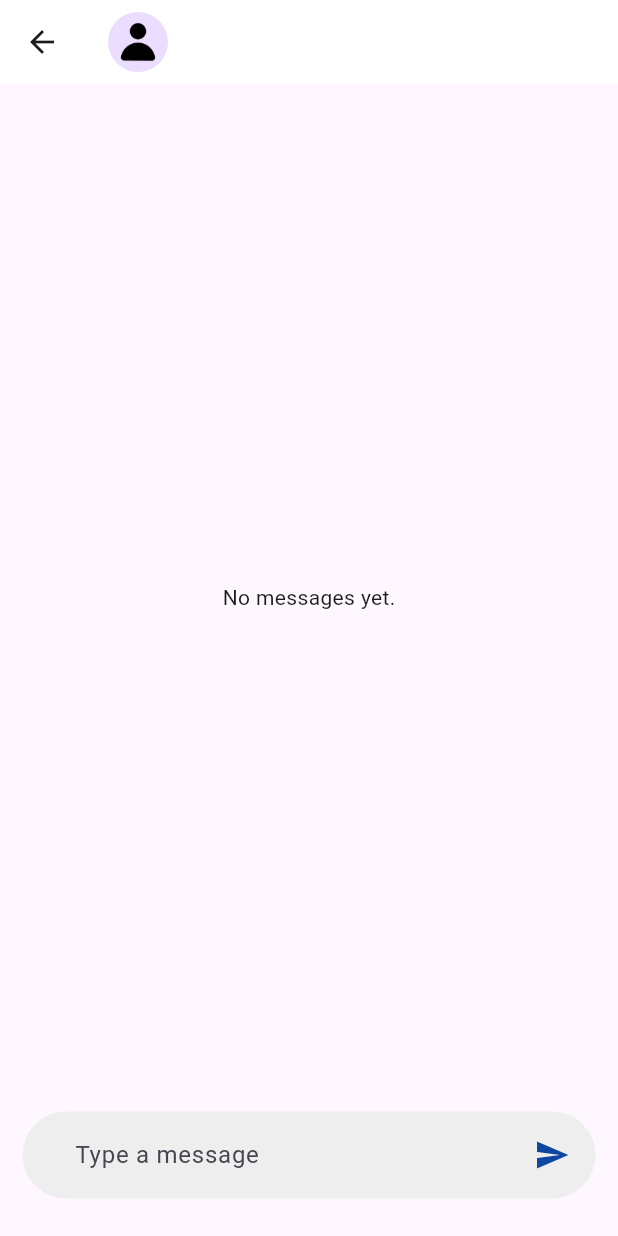
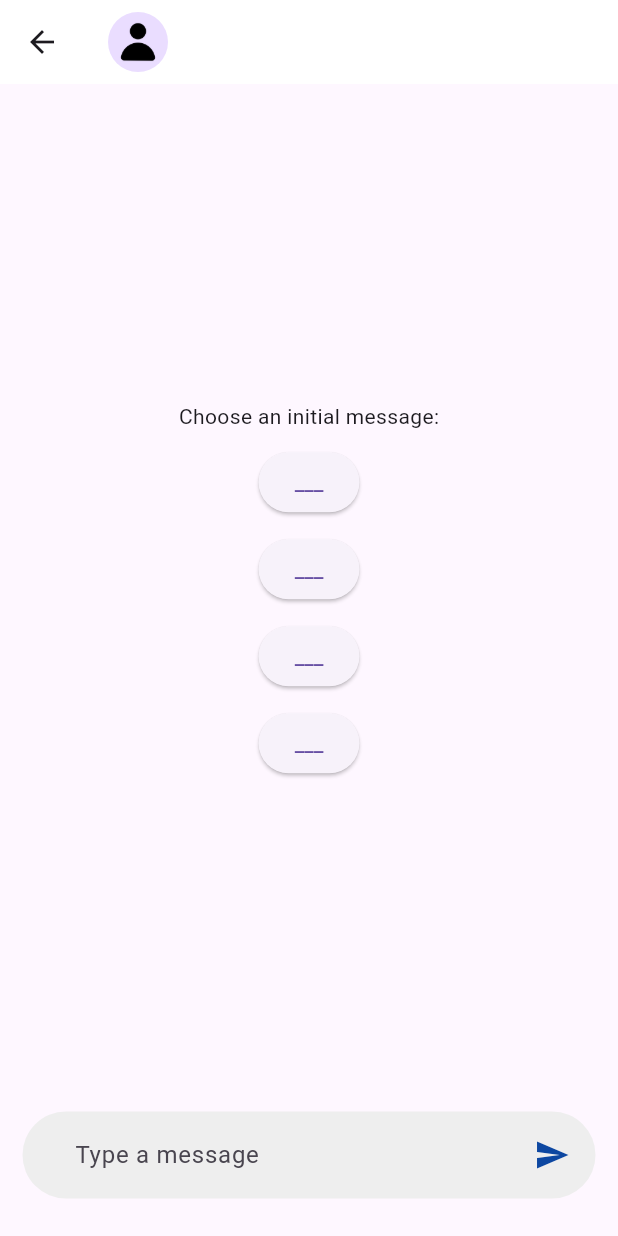
Before and after one commit to SmokyCrow/GlobaLink, a Flutter app: the ChatScreen screen opened directly with empty values, on a phone screen of 412 x 824 dp. Run offline on Flutter 3.47's test engine with Material 3 defaults, Android fonts, the phone set to English and light mode, and no system bars; our stand-ins replace cloud_firestore, firebase_auth, firebase_core, firebase_storage, flutter_login, image_picker; accounts and stored records are empty.

Commit message:
starter messages done

```diff
--- a/lib/screens/chat_screen.dart
+++ b/lib/screens/chat_screen.dart
@@ -18,8 +18,10 @@ class _ChatScreenState extends State<ChatScreen> {
   final TextEditingController _messageController = TextEditingController();
   final ChatService _chatService = ChatService();
   final FirebaseAuth _firebaseAuth = FirebaseAuth.instance;
+  final FirebaseFirestore _firestore = FirebaseFirestore.instance;
   bool _isLoadingMessages = true;
   final Map<String, bool> _messageToggleStates = {};
+  List<String> allStarterMessages = ["___", "___", "___", "___"];
 
   void sendMessage() async {
     if (_messageController.text.isNotEmpty) {
@@ -40,8 +42,10 @@ class _ChatScreenState extends State<ChatScreen> {
 
   @override
   void initState() {
+
     super.initState();
     _isLoadingMessages = true;
+    _fetchAllStarterMessages();
     _loadUserData();
   }
 
@@ -141,7 +145,7 @@ class _ChatScreenState extends State<ChatScreen> {
         }
 
         if (!snapshot.hasData || snapshot.data!.docs.isEmpty) {
-          return const Center(child: Text("No messages yet."));
+          return _buildStarterMessages();
         }
 
         var messageDocs = snapshot.data!.docs;
@@ -242,4 +246,55 @@ class _ChatScreenState extends State<ChatScreen> {
       ),
     );
   }
+
+  Widget _buildStarterMessages(){
+
+    allStarterMessages.shuffle();
+    List<String> initialMessages = allStarterMessages.sublist(0, 4);
+
+    return Column(
+      mainAxisAlignment: MainAxisAlignment.center,
+      children: [
+        const Text("Choose an initial message:"),
+        const SizedBox(height: 10),
+        Column(
+          children: initialMessages.map((message) {
+            return Column(
+              children: [
+                ElevatedButton(
+                  onPressed: () {
+                    _sendMessageOnSelect(message);
+                  },
+                  child: Text(message),
+                ),
+                SizedBox(height: 10),
+              ],
+            );
+          }).toList(),
+        ),
+      ],
+    );
+  }
+
+  void _sendMessageOnSelect(String selectedMessage) async {
+    // Send the selected message as a normal message
+    await _chatService.sendMessage(widget.recieverUserID, selectedMessage);
+
+    // Clear the message input field
+    _messageController.clear();
+
+    // Scroll to the bottom of the message list
+    scrollController.animateTo(
+      0,
+      duration: const Duration(milliseconds: 300),
+      curve: Curves.easeInOut,
+    );
+  }
+
+  Future<void> _fetchAllStarterMessages() async{
+    final starterMessagesdoc = await _firestore.collection('centraldata').doc('starterMessages').get();
+    if (starterMessagesdoc.exists && starterMessagesdoc.data() != null) {
+      allStarterMessages = List<String>.from(starterMessagesdoc.data()?['startedMessages'] ?? ["Hello!", "Hey!", "Hi", "Yo!"]);
+    }
+  }
 }
```
